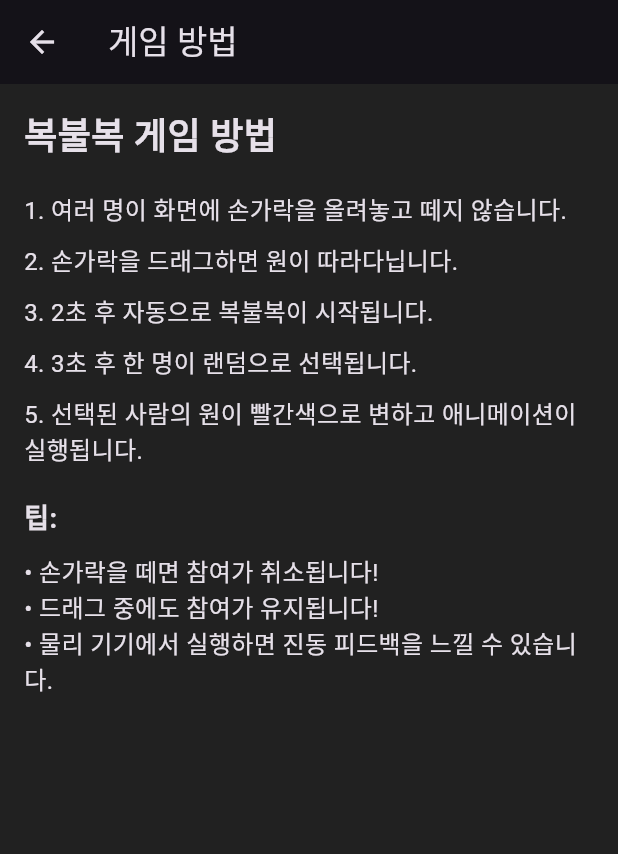
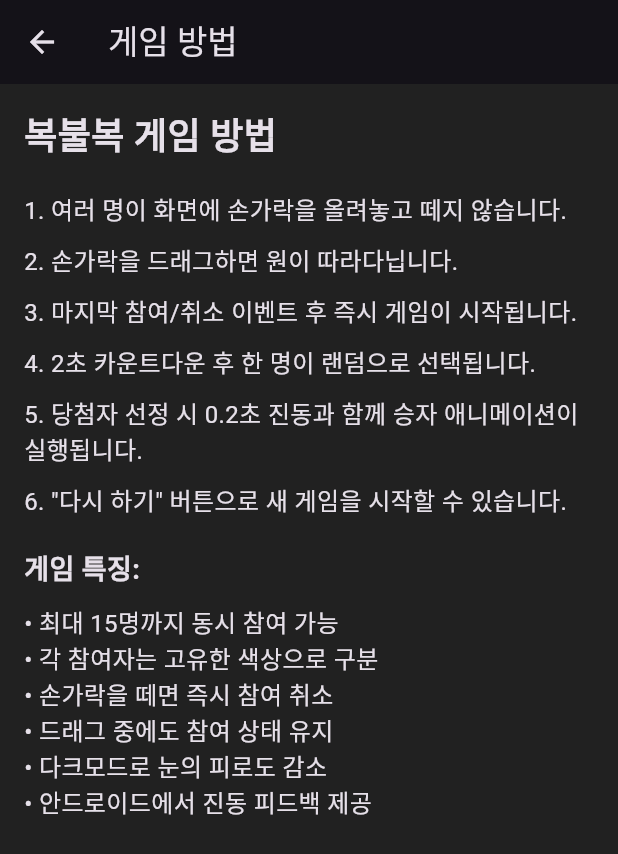
Before and after one commit to Nakyungwon/bokbulbok_app, a Flutter app: the InstructionsPage screen opened directly, on a phone screen of 412 x 824 dp. Shown: the top 854 px of the screen. Run offline on Flutter 3.47's test engine with Material 3 defaults, Android fonts, the phone set to English and light mode, and no system bars.

Commit message:
v3.0: Enhanced UI and Game Experience - Unique colors for each participant - Removed numbers from participant circles - Dark mode theme implementation - Thicker borders and shadows for all circles - Improved color palette for better distinction - Enhanced vibration feedback - Updated documentation with game guide

```diff
--- a/lib/main.dart
+++ b/lib/main.dart
@@ -107,35 +107,52 @@ class InstructionsPage extends StatelessWidget {
             ),
             SizedBox(height: 10),
             Text(
-              '3. 2초 후 자동으로 복불복이 시작됩니다.',
+              '3. 마지막 참여/취소 이벤트 후 즉시 게임이 시작됩니다.',
               style: TextStyle(fontSize: 16),
             ),
             SizedBox(height: 10),
             Text(
-              '4. 3초 후 한 명이 랜덤으로 선택됩니다.',
+              '4. 2초 카운트다운 후 한 명이 랜덤으로 선택됩니다.',
               style: TextStyle(fontSize: 16),
             ),
             SizedBox(height: 10),
             Text(
-              '5. 선택된 사람의 원이 빨간색으로 변하고 애니메이션이 실행됩니다.',
+              '5. 당첨자 선정 시 0.2초 진동과 함께 승자 애니메이션이 실행됩니다.',
+              style: TextStyle(fontSize: 16),
+            ),
+            SizedBox(height: 10),
+            Text(
+              '6. "다시 하기" 버튼으로 새 게임을 시작할 수 있습니다.',
               style: TextStyle(fontSize: 16),
             ),
             SizedBox(height: 20),
             Text(
-              '팁:',
+              '게임 특징:',
               style: TextStyle(fontSize: 18, fontWeight: FontWeight.bold),
             ),
             SizedBox(height: 10),
             Text(
-              '• 손가락을 떼면 참여가 취소됩니다!',
+              '• 최대 15명까지 동시 참여 가능',
               style: TextStyle(fontSize: 16),
             ),
             Text(
-              '• 드래그 중에도 참여가 유지됩니다!',
+              '• 각 참여자는 고유한 색상으로 구분',
               style: TextStyle(fontSize: 16),
             ),
             Text(
-              '• 물리 기기에서 실행하면 진동 피드백을 느낄 수 있습니다.',
+              '• 손가락을 떼면 즉시 참여 취소',
+              style: TextStyle(fontSize: 16),
+            ),
+            Text(
+              '• 드래그 중에도 참여 상태 유지',
+              style: TextStyle(fontSize: 16),
+            ),
+            Text(
+              '• 다크모드로 눈의 피로도 감소',
+              style: TextStyle(fontSize: 16),
+            ),
+            Text(
+              '• 안드로이드에서 진동 피드백 제공',
               style: TextStyle(fontSize: 16),
             ),
           ],
@@ -279,8 +296,8 @@ class _BokbulbokHomePageState extends State<BokbulbokHomePage>
       _isGameInProgress = true;
     });
 
-    // 새로운 3초 타이머 시작
-    _selectionTimer = Timer(const Duration(seconds: 3), _selectRandomPlayer);
+    // 새로운 2초 타이머 시작
+    _selectionTimer = Timer(const Duration(seconds: 2), _selectRandomPlayer);
   }
 
   void _selectRandomPlayer() {
@@ -295,11 +312,14 @@ class _BokbulbokHomePageState extends State<BokbulbokHomePage>
       _isGameInProgress = false; // 게임 진행 상태 해제
     });
 
-    // 진동으로 당첨자 선정 알림 (플랫폼별 처리)
+    // 진동으로 당첨자 선정 알림 (0.2초 지속)
     try {
-      // 가장 강한 진동으로 테스트
+      // 0.2초 동안 진동 지속
       HapticFeedback.heavyImpact();
-      print('진동 실행됨: heavyImpact'); // 디버그 로그 추가
+      Future.delayed(const Duration(milliseconds: 200), () {
+        HapticFeedback.heavyImpact();
+      });
+      print('진동 실행됨: 0.2초 지속'); // 디버그 로그 추가
     } catch (e) {
       print('진동 오류: $e'); // 오류 로그 추가
       // 진동이 지원되지 않는 경우 기본 진동 시도
@@ -441,25 +461,26 @@ class _BokbulbokHomePageState extends State<BokbulbokHomePage>
     _participantControllers.clear();
     _participantAnimations.clear();
 
+    // 승자 애니메이션 컨트롤러들 리셋
     _winnerController?.reset();
   }
 
   final List<Color> _predefinedColors = [
-    Colors.red,
-    Colors.blue,
-    Colors.green,
-    Colors.orange,
-    Colors.purple,
-    Colors.teal,
-    Colors.pink,
-    Colors.indigo,
-    Colors.cyan,
-    Colors.amber,
-    Colors.lime,
-    Colors.deepPurple,
-    Colors.lightBlue,
-    Colors.lightGreen,
-    Colors.deepOrange,
+    Colors.red, // 빨간색
+    Colors.blue, // 파란색
+    Colors.green, // 초록색
+    Colors.orange, // 주황색
+    Colors.purple, // 보라색
+    Colors.yellow, // 노란색
+    Colors.pink, // 분홍색
+    Colors.cyan, // 청록색
+    Colors.lime, // 연두색
+    Colors.deepOrange, // 진한 주황색
+    Colors.indigo, // 남색
+    Colors.brown, // 갈색
+    Colors.amber, // 황색
+    Colors.deepPurple, // 진한 보라색
+    Colors.lightGreen, // 연한 초록색
   ];
 
   Color _generateUniqueColor() {
@@ -484,6 +505,15 @@ class _BokbulbokHomePageState extends State<BokbulbokHomePage>
       Random().nextInt(256),
       1.0,
     );
+  }
+
+  // 색상을 어둡게 만드는 함수
+  Color _getDarkerColor(Color color) {
+    // HSL 색상 공간으로 변환하여 명도를 낮춤
+    HSLColor hslColor = HSLColor.fromColor(color);
+    return hslColor
+        .withLightness((hslColor.lightness * 0.4).clamp(0.0, 1.0))
+        .toColor();
   }
 
   @override
@@ -589,7 +619,7 @@ class _BokbulbokHomePageState extends State<BokbulbokHomePage>
                     width: _winnerAnimation!.value,
                     height: _winnerAnimation!.value,
                     decoration: BoxDecoration(
-                      color: _colors[_selectedPlayerId!]!.withOpacity(0.3),
+                      color: _colors[_selectedPlayerId!]!,
                       shape: BoxShape.circle,
                     ),
                   ),
@@ -598,6 +628,11 @@ class _BokbulbokHomePageState extends State<BokbulbokHomePage>
             ),
 
           ..._touches.entries.map((entry) {
+            // 당첨자가 선정된 후에는 당첨자만 표시
+            if (_selectedPlayerId != null && entry.key != _selectedPlayerId) {
+              return const SizedBox.shrink();
+            }
+
             final color = _colors[entry.key] ?? Colors.grey;
             final animation = _participantAnimations[entry.key];
 
@@ -619,13 +654,14 @@ class _BokbulbokHomePageState extends State<BokbulbokHomePage>
                           color: color,
                           shape: BoxShape.circle,
                           border: Border.all(
-                            color: Colors.white,
-                            width: 4,
+                            color: _getDarkerColor(color), // 각 색상의 어두운 버전으로 테두리
+                            width: 8, // 모든 원을 두꺼운 테두리로
                           ),
                           boxShadow: [
                             BoxShadow(
-                              color: Colors.black.withOpacity(0.2),
-                              blurRadius: 8,
+                              color: _getDarkerColor(color)
+                                  .withOpacity(0.6), // 각 색상의 어두운 버전으로 그림자
+                              blurRadius: 12,
                               offset: const Offset(0, 4),
                             ),
                           ],
@@ -654,18 +690,6 @@ class _BokbulbokHomePageState extends State<BokbulbokHomePage>
                       child: const Text('다시 하기'),
                     ),
                     const SizedBox(height: 10),
-                    ElevatedButton(
-                      onPressed: () {
-                        // 진동 테스트 버튼
-                        try {
-                          HapticFeedback.heavyImpact();
-                          print('테스트 진동 실행됨');
-                        } catch (e) {
-                          print('테스트 진동 오류: $e');
-                        }
-                      },
-                      child: const Text('진동 테스트'),
-                    ),
                   ],
                 ),
               ),
```
Also changed, not shown: 2 other files.
